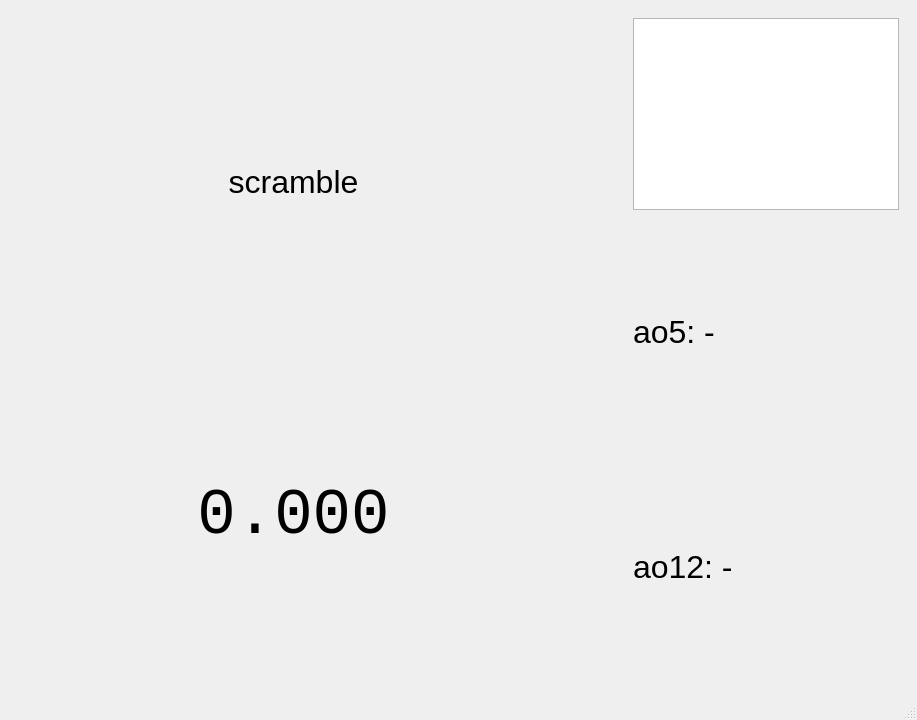
Above: mainwindow.ui from ChaekPlay/CubicTimer before the change. Below: the same form after it.
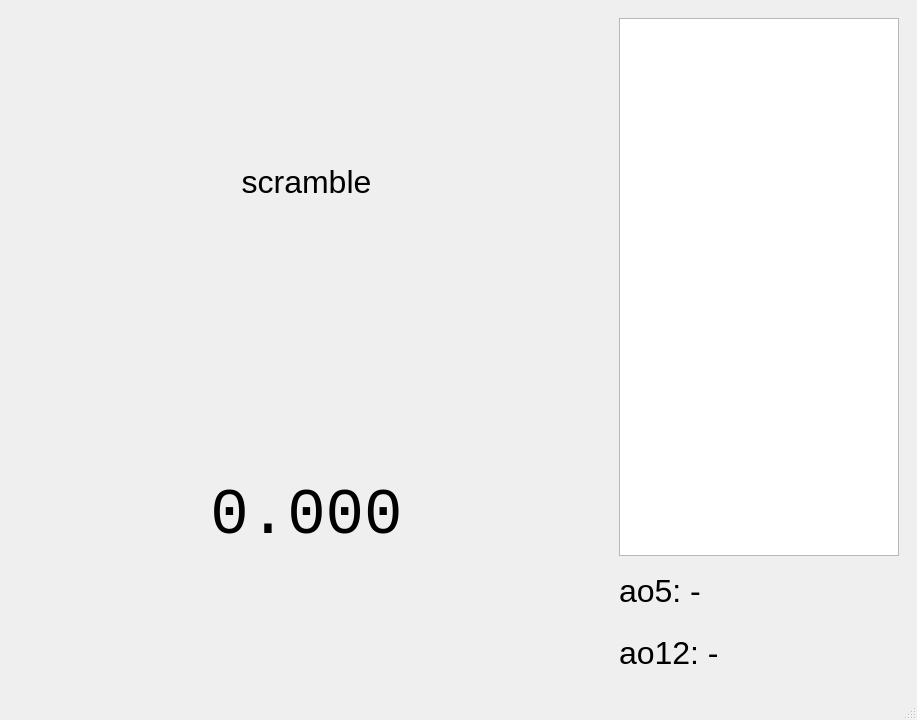
That is the form after the change.

Diff of the .ui file:
```diff
--- a/mainwindow.ui
+++ b/mainwindow.ui
@@ -26,7 +26,10 @@
      <verstretch>0</verstretch>
     </sizepolicy>
    </property>
-   <layout class="QHBoxLayout" name="horizontalLayout" stretch="2,0,1">
+   <layout class="QHBoxLayout" name="horizontalLayout" stretch="2,1">
+    <property name="leftMargin">
+     <number>9</number>
+    </property>
     <item>
      <widget class="QWidget" name="timerWidget" native="true">
       <property name="minimumSize">
@@ -49,6 +52,9 @@
          <property name="alignment">
           <set>Qt::AlignCenter</set>
          </property>
+         <property name="wordWrap">
+          <bool>true</bool>
+         </property>
         </widget>
        </item>
        <item>
@@ -73,19 +79,6 @@
       </layout>
      </widget>
     </item>
-    <item>
-     <spacer name="horizontalSpacer">
-      <property name="orientation">
-       <enum>Qt::Horizontal</enum>
-      </property>
-      <property name="sizeHint" stdset="0">
-       <size>
-        <width>40</width>
-        <height>20</height>
-       </size>
-      </property>
-     </spacer>
-    </item>
     <item>
      <widget class="QWidget" name="scoreWidget" native="true">
       <property name="minimumSize">
@@ -94,7 +87,7 @@
         <height>0</height>
        </size>
       </property>
-      <layout class="QVBoxLayout" name="verticalLayout_2" stretch="0,1,1">
+      <layout class="QVBoxLayout" name="verticalLayout_2" stretch="10,1,1">
        <property name="spacing">
         <number>8</number>
        </property>
```
